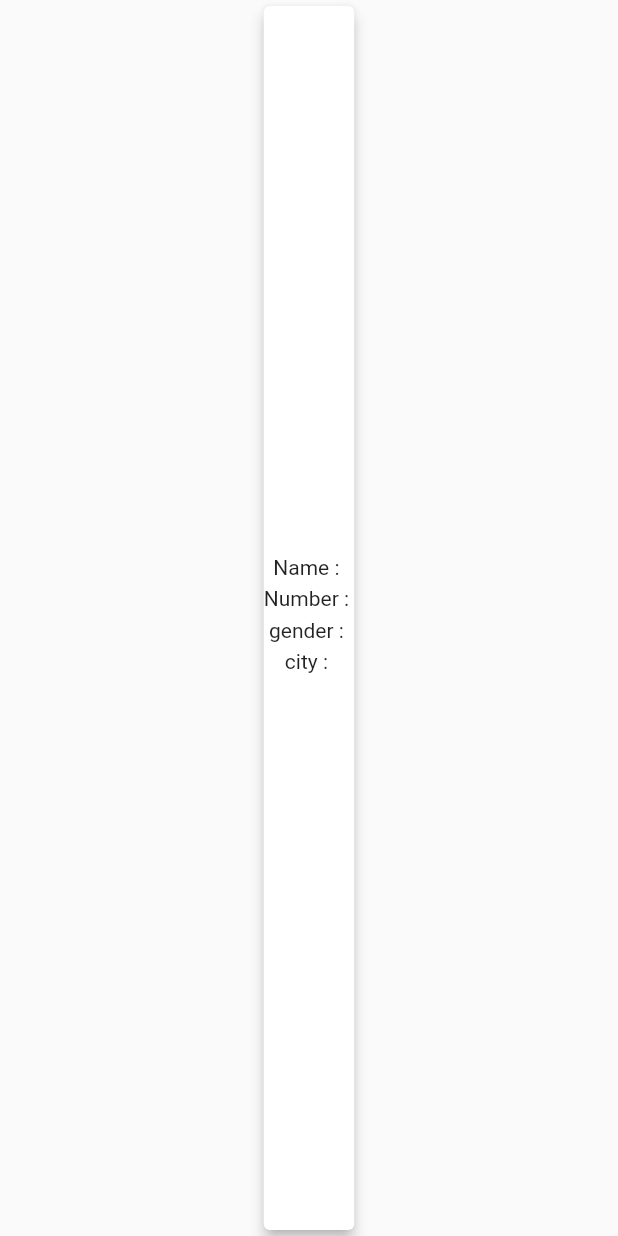
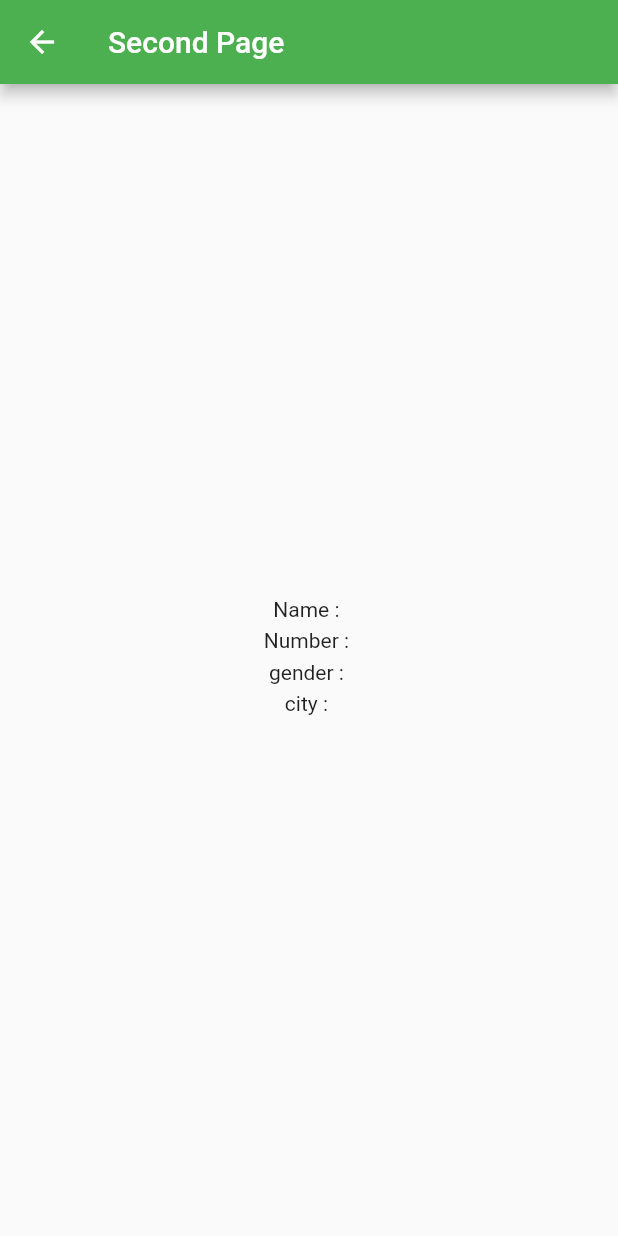
Before and after one commit to meetamin-19/form, a Flutter app: the SecondPage screen opened directly with empty values, on a phone screen of 412 x 824 dp. Run offline on Flutter 3.47's test engine with Material 2 defaults, Android fonts, the phone set to English and light mode, and no system bars.

```diff
--- a/lib/main.dart
+++ b/lib/main.dart
@@ -64,6 +64,7 @@ class _MyHomePageState extends State<MyHomePage> {
               mainAxisAlignment: MainAxisAlignment.center,
               children: <Widget>[
                 TextFormField(
+
                   decoration: const InputDecoration(
                       icon: Icon(Icons.person),
                       hintText: 'Enter Your Name',
@@ -78,6 +79,7 @@ class _MyHomePageState extends State<MyHomePage> {
                   },
                 ),
                 TextFormField(
+                  keyboardType: TextInputType.number,
                     decoration: const InputDecoration(
                         icon: Icon(Icons.dialpad),
                         hintText: 'Enter your Number',
--- a/lib/secondpage.dart
+++ b/lib/secondpage.dart
@@ -9,9 +9,12 @@ class SecondPage extends StatelessWidget {
   Widget build(BuildContext context) {
     Info person = ModalRoute.of(context)!.settings.arguments as Info;
     return Scaffold(
-        body: Center(
-      child: Card(
-        elevation: 4,
+      appBar: AppBar(
+        title: Text("Second Page"
+        ),
+      ),
+        body: Container(
+          width: double.infinity,
           child: Column(
             mainAxisAlignment: MainAxisAlignment.center,
             children: [
@@ -33,7 +36,6 @@ class SecondPage extends StatelessWidget {
               ),
             ],
           ),
-      ),
         ));
   }
 }
```
Lines whose indentation alone changed are shown as unchanged.
